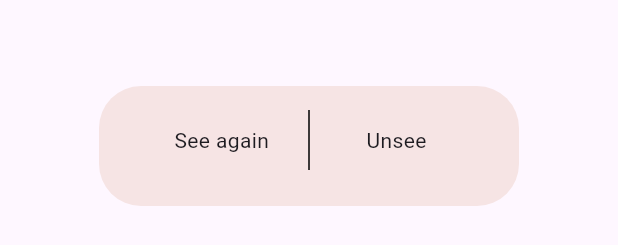
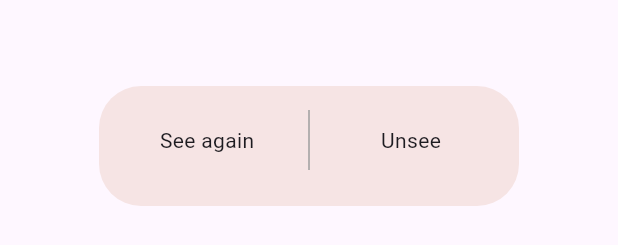
Before and after one commit to roxane-lestrez/the_theatre_app, a Flutter app: the ActionChoosingTapCheckLocation widget shown alone on an empty page, opened directly, on a phone screen of 412 x 824 dp. Shown: the part 472-717 px from the top of the screen. Run offline on Flutter 3.47's test engine with Material 3 defaults, Android fonts, the light colour scheme and no system bars; our stand-ins replace diacritic, flutter_riverpod, shared_preferences; accounts and stored records are empty.

Commit message:
Replace a custom container by a vertical divider

```diff
--- a/leonie_project/lib/widgets/action_choosing_tap_check_location.dart
+++ b/leonie_project/lib/widgets/action_choosing_tap_check_location.dart
@@ -22,10 +22,14 @@ class ActionChoosingTapCheckLocation extends StatelessWidget {
                 child: const Center(child: Text('See again')),
               ),
             ),
-            Container(
-              width: 1,
+            // Add vertical divider
+            const SizedBox(
               height: 40,
-              color: Colors.black,
+              child: VerticalDivider(
+                color: Colors.grey,
+                thickness: 1,
+                width: 40,
+              ),
             ),
             Expanded(
               child: InkWell(
```
